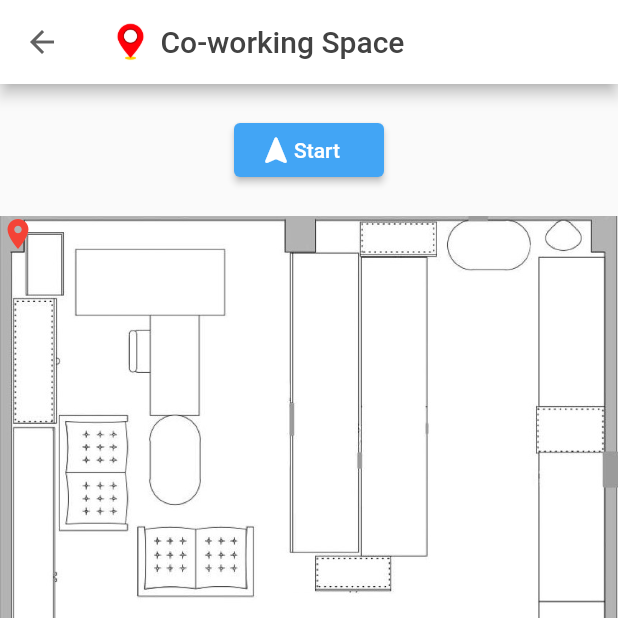
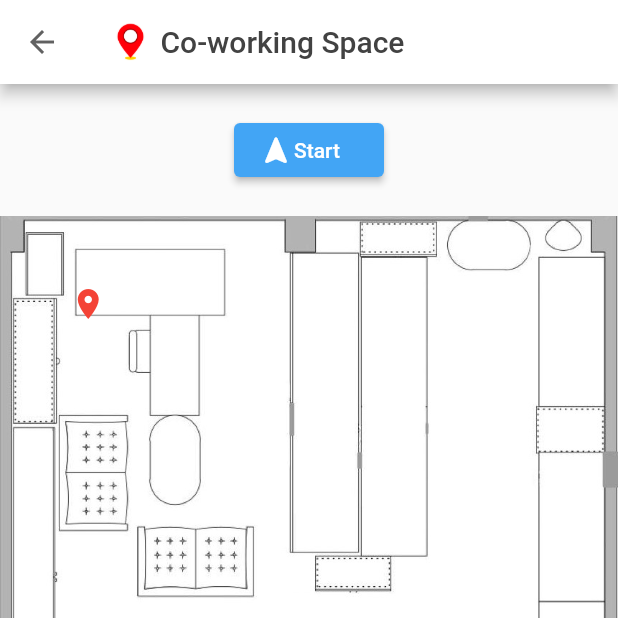
Before and after one commit to Porntitame/auth, a Flutter app: the screen it shows once a user with an empty profile is signed in, after a tap on "Co-working Space", on a phone screen of 412 x 824 dp, the top half of it. Run offline on Flutter 3.47's test engine with Material 2 defaults, Android fonts, the light colour scheme and no system bars; our stand-ins replace cloud_firestore, firebase_auth; missing offline and left inert: wifi_hunter; accounts and stored records are empty; network calls fail.

Commit message:
diaplay email

```diff
--- a/lib/main_drawer.dart
+++ b/lib/main_drawer.dart
@@ -3,10 +3,32 @@ import 'package:flutter/material.dart';
 
 import 'package:firebase_auth/firebase_auth.dart';
 
-import 'screens/places_screen.dart';
-import 'screens/more_info_screen.dart';
+import './screens/places_screen.dart';
+import './screens/more_info_screen.dart';
+import './screens/auth_screen.dart';
 
-class MainDrawer extends StatelessWidget {
+class MainDrawer extends StatefulWidget {
+  @override
+  State<MainDrawer> createState() => _MainDrawerState();
+}
+
+class _MainDrawerState extends State<MainDrawer> {
+  final _auth = FirebaseAuth.instance;
+  FirebaseUser user;
+  @override
+  Future<FirebaseUser> getCurrentUser() {
+    _auth.currentUser().then((value) {
+      setState(() {
+        user = value;
+      });
+    });
+  }
+
+  void initState() {
+    super.initState();
+    getCurrentUser();
+  }
+
   @override
   Widget build(BuildContext context) {
     return Drawer(
@@ -63,7 +85,10 @@ class MainDrawer extends StatelessWidget {
                     title: Text('Username : ',
                         style: TextStyle(
                             fontSize: 16, color: Colors.grey.shade800)),
-                    subtitle: Text('Porntita Meesat',
+                    subtitle: Text(
+                        user != null && user.displayName != null
+                            ? user.displayName
+                            : '',
                         style: TextStyle(
                             fontSize: 16, color: Colors.grey.shade600)),
                   ),
@@ -83,7 +108,7 @@ class MainDrawer extends StatelessWidget {
                     title: Text('Email : ',
                         style: TextStyle(
                             fontSize: 16, color: Colors.grey.shade800)),
-                    subtitle: Text('61011402@KMITL.ac.th',
+                    subtitle: Text(user != null ? user.email : '',
                         style: TextStyle(
                             fontSize: 16, color: Colors.grey.shade600)),
                   ),
@@ -128,4 +153,4 @@ class MainDrawer extends StatelessWidget {
     );
   }
 }
-//77
+//
--- a/lib/screens/more_info_screen.dart
+++ b/lib/screens/more_info_screen.dart
@@ -59,7 +59,7 @@ class MoreInfoScreen extends StatelessWidget {
                       height: 30, child: Image.asset('assets/images/logo.png')),
                   title: Padding(
                     padding: const EdgeInsets.all(5),
-                    child: Text('Laboratory T-203'),
+                    child: Text('Co-working Space'),
                   ),
                   subtitle: Padding(
                     padding: const EdgeInsets.all(5),
--- a/lib/screens/place_map_screen.dart
+++ b/lib/screens/place_map_screen.dart
@@ -59,6 +59,7 @@ class _PlaceMapScreenState extends State<PlaceMapScreen> {
           // ].contains(wiFiHunterResults.results[index].BSSID))
           {
             wiFiHunterResult.add(wiFiHunterResults.results[index]);
+
             dataset.add({
               'BSSID': wiFiHunterResults.results[index].BSSID,
               'RSSI': wiFiHunterResults.results[index].level,
@@ -86,7 +87,7 @@ class _PlaceMapScreenState extends State<PlaceMapScreen> {
 
     Map<String, dynamic> playload = {"dataset": dataset};
     try {
-      var url = Uri.parse('http://172.20.10.4:8000/rssi-to-coordinate');
+      var url = Uri.parse('http://192.168.137.108:8000/rssi-to-coordinate');
       var response = await http.post(
         url,
         body: json.encode(playload),
@@ -100,14 +101,14 @@ class _PlaceMapScreenState extends State<PlaceMapScreen> {
         };
         locations = response.body;
         location = json.decode(locations);
-        x = location['x'];
-        y = location['y'];
+        x = location['x'].toDouble();
+        y = location['y'].toDouble();
       });
 
       print('Response status: ${response.statusCode}');
       print('Response body: ${response.body}');
     } catch (e) {
-      print('something error');
+      print(e);
     }
   }
 
@@ -153,15 +154,25 @@ class _PlaceMapScreenState extends State<PlaceMapScreen> {
                         ),
                       ),
                       child: Stack(
-                        children: [
-                          Positioned(
-                            top: x,
-                            left: y,
-                            child: Icon(
-                              Icons.location_on,
-                              color: Colors.red,
+                        children: <Widget>[
+                          new Positioned.fill(
+                            child: new LayoutBuilder(
+                              builder: (context, constraints) {
+                                return Transform.translate(
+                                  offset: Offset(
+                                    (constraints.biggest.width * (x + 1) / 7) -
+                                        (constraints.biggest.width / 2),
+                                    (constraints.biggest.height * (y + 1) / 8) -
+                                        (constraints.biggest.height / 2),
+                                  ),
+                                  child: Icon(
+                                    Icons.location_on,
+                                    color: Colors.red,
+                                  ),
+                                );
+                              },
                             ),
-                          ),
+                          )
                         ],
                       ),
                     ),
@@ -193,3 +204,20 @@ class _PlaceMapScreenState extends State<PlaceMapScreen> {
     );
   }
 }
+
+
+
+
+// child: Stack(
+                      //   alignment: ,
+                      //   children: [
+                      //     Positioned(
+                      //       top: x,
+                      //       left: y,
+                      //       child: Icon(
+                      //         Icons.location_on,
+                      //         color: Colors.red,
+                      //       ),
+                      //     ),
+                      //   ],
+                      // ),
--- a/lib/screens/places_screen.dart
+++ b/lib/screens/places_screen.dart
@@ -5,9 +5,14 @@ import '../models/place_data.dart';
 import '../models/place.dart';
 import '../main_drawer.dart';
 import 'package:firebase_auth/firebase_auth.dart';
+import './auth_screen.dart';
+import 'package:firebase_auth/firebase_auth.dart';
+import 'package:flutter/services.dart';
+import 'package:cloud_firestore/cloud_firestore.dart';
 
 class PlacesScreen extends StatefulWidget {
   static const routeName = '/';
+
   @override
   _PlacesScreenState createState() => _PlacesScreenState();
 }
--- a/lib/widgets/auth_form.dart
+++ b/lib/widgets/auth_form.dart
@@ -10,7 +10,7 @@ class AuthForm extends StatefulWidget {
   final void Function(
     String email,
     String password,
-    String userName,
+    String username,
     bool isLogin,
     BuildContext ctx,
   ) submitFn;
```
Also changed, not shown: lib/main.dart (+1 -7 lines).
